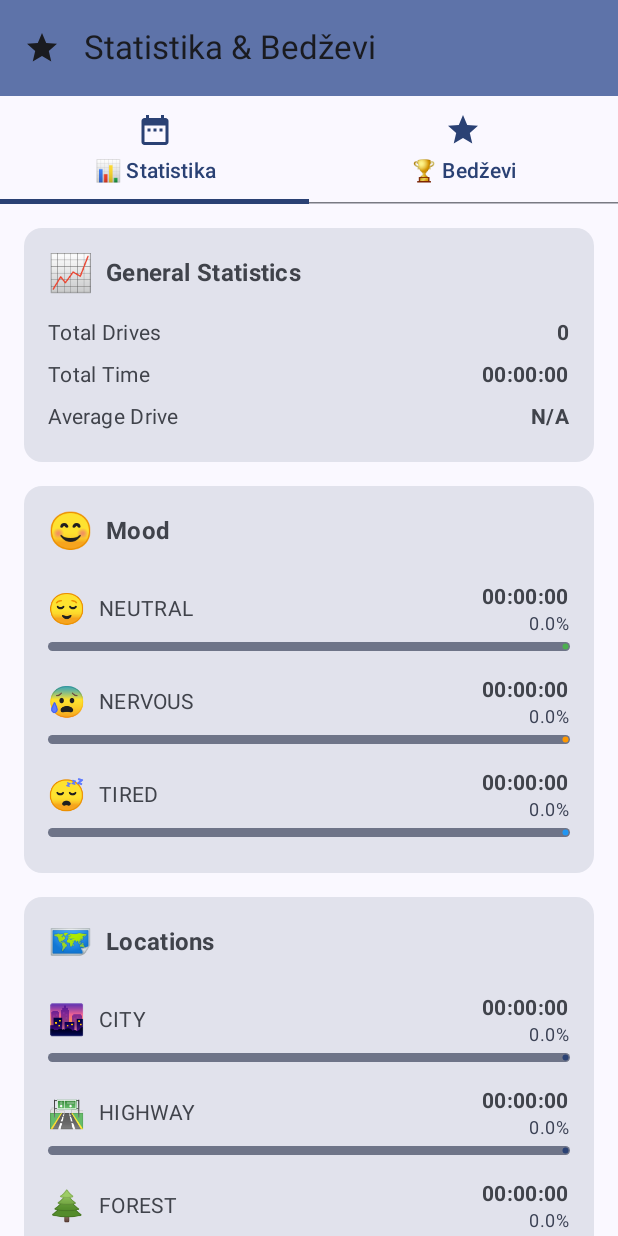
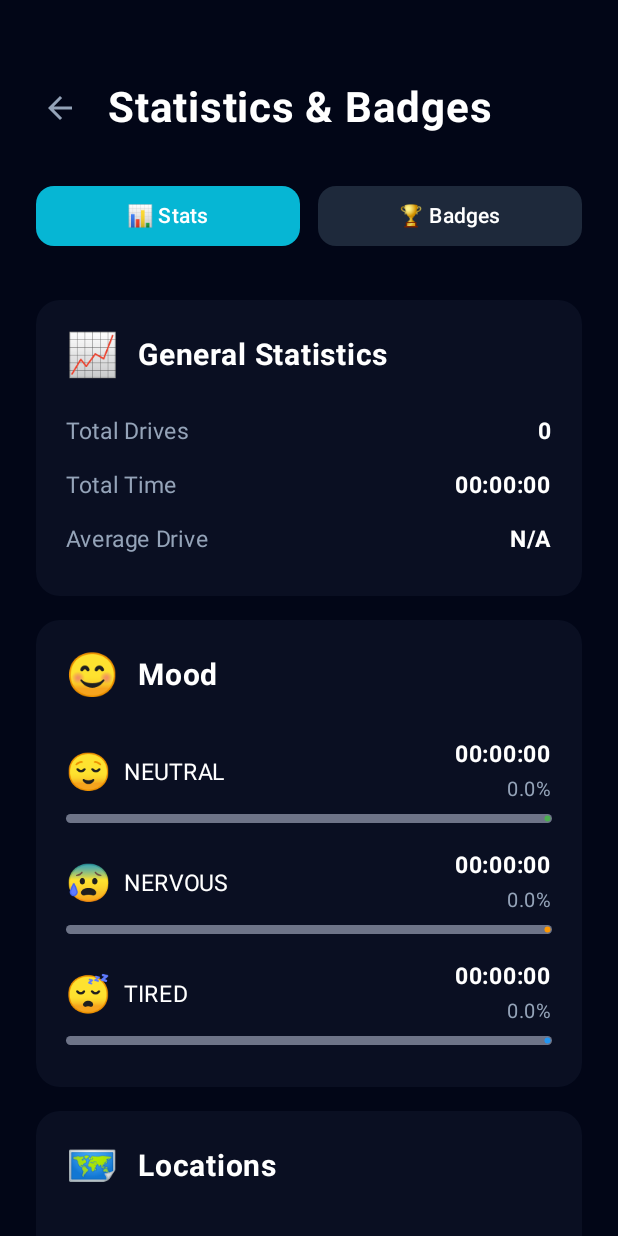
Before and after one commit to S-t-r-a-x/Rivian-Sense, an Android app built with Jetpack Compose: the screen it shows after launch (MainActivity), after a tap on "Statistics & Badges", on a phone screen of 412 x 824 dp. Run offline under Robolectric (Android 15) with nearby library versions, the phone set to English and light mode, and no system bars; libraries missing offline, so code that uses them is left out: io.socket.client; 7 statements that could not run were skipped.

Commit message:
zavrseno sve

```diff
--- a/app/src/main/java/com/example/riviansenseapp/ui/screens/HomeScreen.kt
+++ b/app/src/main/java/com/example/riviansenseapp/ui/screens/HomeScreen.kt
@@ -17,6 +17,7 @@ import androidx.compose.ui.Modifier
 import androidx.compose.ui.platform.LocalContext
 import androidx.compose.ui.graphics.Brush
 import androidx.compose.ui.graphics.Color
+import androidx.compose.ui.res.painterResource
 import androidx.compose.ui.text.font.FontWeight
 import androidx.compose.ui.tooling.preview.Preview
 import androidx.compose.ui.unit.dp
@@ -79,30 +80,21 @@ fun HomeScreen(
         modifier = modifier
             .fillMaxSize()
             .background(Color(0xFF020617)) // slate-950
-            .padding(24.dp)
+            .padding(start = 24.dp, end = 24.dp, top = 48.dp, bottom = 14.dp)
             .verticalScroll(rememberScrollState())
     ) {
         // Header with Settings
         Row(
             modifier = Modifier.fillMaxWidth(),
             horizontalArrangement = Arrangement.SpaceBetween,
-            verticalAlignment = Alignment.Top
+            verticalAlignment = Alignment.CenterVertically
         ) {
-            Column {
-                Text(
-                    text = "Good $timeOfDay",
-                    fontSize = 14.sp,
-                    color = Color(0xFF94A3B8), // slate-400
-                    modifier = Modifier.padding(bottom = 8.dp)
-                )
-
             Text(
                 text = "Ready to Drive",
                 fontSize = 28.sp,
                 fontWeight = FontWeight.Bold,
                 color = Color.White
             )
-            }
 
             Row {
                 // Stats button
@@ -113,9 +105,9 @@ fun HomeScreen(
                     )
                 ) {
                     Icon(
-                        imageVector = Icons.Default.Face,
+                        painter = painterResource(id = com.example.riviansenseapp.R.drawable.badge_foreground),
                         contentDescription = "Statistics & Badges",
-                        modifier = Modifier.size(24.dp)
+                        modifier = Modifier.size(55.dp)
                     )
                 }
 
@@ -148,7 +140,7 @@ fun HomeScreen(
             }
         }
 
-        Spacer(modifier = Modifier.height(32.dp))
+        Spacer(modifier = Modifier.height(20.dp))
 
         // Location & Scenery Card
         Box(
@@ -176,6 +168,13 @@ fun HomeScreen(
                     verticalAlignment = Alignment.Top,
                     modifier = Modifier.padding(bottom = 16.dp)
                 ) {
+                    val sceneEmoji = when(currentLocation.lowercase()) {
+                        "highway" -> "🛣️"
+                        "city" -> "🏙️"
+                        "forest" -> "🌳"
+                        "parking" -> "🅿️"
+                        else -> "📍" // default location
+                    }
                     Box(
                         modifier = Modifier
                             .size(48.dp)
@@ -185,11 +184,9 @@ fun HomeScreen(
                             ),
                         contentAlignment = Alignment.Center
                     ) {
-                        Icon(
-                            imageVector = Icons.Default.Star,
-                            contentDescription = null,
-                            tint = Color(0xFF34D399), // emerald-400
-                            modifier = Modifier.size(24.dp)
+                        Text(
+                            text = sceneEmoji,
+                            fontSize = 28.sp
                         )
                     }
 
@@ -214,6 +211,11 @@ fun HomeScreen(
                 Row(
                     verticalAlignment = Alignment.Top
                 ) {
+                    val moodEmoji = when(currentMood.lowercase()) {
+                        "nervous" -> "😰"
+                        "tired" -> "😴"
+                        else -> "😌" // neutral or unknown
+                    }
                     Box(
                         modifier = Modifier
                             .size(48.dp)
@@ -223,11 +225,9 @@ fun HomeScreen(
                             ),
                         contentAlignment = Alignment.Center
                     ) {
-                        Icon(
-                            imageVector = Icons.Default.Face,
-                            contentDescription = null,
-                            tint = Color(0xFFA78BFA), // purple-400
-                            modifier = Modifier.size(24.dp)
+                        Text(
+                            text = moodEmoji,
+                            fontSize = 28.sp
                         )
                     }
 
@@ -266,7 +266,7 @@ fun HomeScreen(
             Spacer(modifier = Modifier.width(8.dp))
             Text(
                 text = "Suggested Actions",
-                fontSize = 16.sp,
+                fontSize = 20.sp,
                 fontWeight = FontWeight.Medium,
                 color = Color.White
             )
@@ -330,74 +330,6 @@ fun HomeScreen(
                 }
             }
         }
-
-        Spacer(modifier = Modifier.height(24.dp))
-
-        // Quick Stats
-        Row(
-            modifier = Modifier.fillMaxWidth(),
-            horizontalArrangement = Arrangement.spacedBy(16.dp)
-        ) {
-            Box(
-                modifier = Modifier
-                    .weight(1f)
-                    .background(
-                        Color(0xFF0F172A).copy(alpha = 0.5f),
-                        RoundedCornerShape(12.dp)
-                    )
-                    .border(
-                        1.dp,
-                        Color(0xFF1E293B),
-                        RoundedCornerShape(12.dp)
-                    )
-                    .padding(16.dp)
-            ) {
-                Column {
-                    Text(
-                        text = "Battery",
-                        fontSize = 12.sp,
-                        color = Color(0xFF94A3B8),
-                        modifier = Modifier.padding(bottom = 4.dp)
-                    )
-                    Text(
-                        text = "87%",
-                        fontSize = 24.sp,
-                        fontWeight = FontWeight.Bold,
-                        color = Color.White
-                    )
-                }
-            }
-
-            Box(
-                modifier = Modifier
-                    .weight(1f)
-                    .background(
-                        Color(0xFF0F172A).copy(alpha = 0.5f),
-                        RoundedCornerShape(12.dp)
-                    )
-                    .border(
-                        1.dp,
-                        Color(0xFF1E293B),
-                        RoundedCornerShape(12.dp)
-                    )
-                    .padding(16.dp)
-            ) {
-                Column {
-                    Text(
-                        text = "Range",
-                        fontSize = 12.sp,
-                        color = Color(0xFF94A3B8),
-                        modifier = Modifier.padding(bottom = 4.dp)
-                    )
-                    Text(
-                        text = "245 mi",
-                        fontSize = 24.sp,
-                        fontWeight = FontWeight.Bold,
-                        color = Color.White
-                    )
-                }
-            }
-        }
     }
 }
 
--- a/app/src/main/java/com/example/riviansenseapp/ui/screens/StatsScreen.kt
+++ b/app/src/main/java/com/example/riviansenseapp/ui/screens/StatsScreen.kt
@@ -7,6 +7,7 @@ import androidx.compose.foundation.lazy.LazyColumn
 import androidx.compose.foundation.lazy.items
 import androidx.compose.foundation.shape.RoundedCornerShape
 import androidx.compose.material.icons.Icons
+import androidx.compose.material.icons.filled.ArrowBack
 import androidx.compose.material.icons.filled.DateRange
 import androidx.compose.material.icons.filled.Person
 import androidx.compose.material.icons.filled.Star
@@ -23,7 +24,6 @@ import com.example.riviansenseapp.context.Location
 import com.example.riviansenseapp.context.Mood
 import com.example.riviansenseapp.stats.*
 
-@OptIn(ExperimentalMaterial3Api::class)
 @Composable
 fun StatsScreen(
     statsManager: StatsManager,
@@ -34,40 +34,73 @@ fun StatsScreen(
 
     var selectedTab by remember { mutableStateOf(0) }
 
-    Scaffold(
-        topBar = {
-            TopAppBar(
-                title = { Text("Statistika & Bedževi") },
-                navigationIcon = {
-                    IconButton(onClick = onNavigateBack) {
-                        Icon(Icons.Default.Star, "Nazad")
-                    }
-                },
-                colors = TopAppBarDefaults.topAppBarColors(
-                    containerColor = MaterialTheme.colorScheme.primaryContainer
-                )
-            )
-        }
-    ) { paddingValues ->
     Column(
         modifier = Modifier
             .fillMaxSize()
-                .padding(paddingValues)
+            .background(Color(0xFF020617)) // slate-950
     ) {
-            // Tabs
-            TabRow(selectedTabIndex = selectedTab) {
-                Tab(
-                    selected = selectedTab == 0,
+        // Header with back button
+        Row(
+            modifier = Modifier
+                .fillMaxWidth()
+                .padding(start = 16.dp, end = 24.dp, top = 48.dp, bottom = 16.dp),
+            verticalAlignment = Alignment.CenterVertically
+        ) {
+            IconButton(
+                onClick = onNavigateBack,
+                colors = IconButtonDefaults.iconButtonColors(
+                    contentColor = Color(0xFF94A3B8)
+                )
+            ) {
+                Icon(
+                    imageVector = Icons.Default.ArrowBack,
+                    contentDescription = "Back",
+                    modifier = Modifier.size(24.dp)
+                )
+            }
+
+            Spacer(modifier = Modifier.width(8.dp))
+
+            Text(
+                text = "Statistics & Badges",
+                fontSize = 28.sp,
+                fontWeight = FontWeight.Bold,
+                color = Color.White
+            )
+        }
+
+        // Custom tabs
+        Row(
+            modifier = Modifier
+                .fillMaxWidth()
+                .padding(horizontal = 24.dp, vertical = 8.dp),
+            horizontalArrangement = Arrangement.spacedBy(12.dp)
+        ) {
+            // Stats tab
+            Button(
                 onClick = { selectedTab = 0 },
-                    text = { Text("📊 Statistika") },
-                    icon = { Icon(Icons.Default.DateRange, null) }
-                )
-                Tab(
-                    selected = selectedTab == 1,
+                colors = ButtonDefaults.buttonColors(
+                    containerColor = if (selectedTab == 0) Color(0xFF06B6D4) else Color(0xFF1E293B),
+                    contentColor = Color.White
+                ),
+                modifier = Modifier.weight(1f),
+                shape = RoundedCornerShape(12.dp)
+            ) {
+                Text("📊 Stats")
+            }
+
+            // Badges tab
+            Button(
                 onClick = { selectedTab = 1 },
-                    text = { Text("🏆 Bedževi") },
-                    icon = { Icon(Icons.Default.Star, null) }
-                )
+                colors = ButtonDefaults.buttonColors(
+                    containerColor = if (selectedTab == 1) Color(0xFFFFD700) else Color(0xFF1E293B),
+                    contentColor = if (selectedTab == 1) Color(0xFF020617) else Color.White
+                ),
+                modifier = Modifier.weight(1f),
+                shape = RoundedCornerShape(12.dp)
+            ) {
+                Text("🏆 Badges")
+            }
         }
 
         // Content
@@ -77,13 +110,12 @@ fun StatsScreen(
         }
     }
 }
-}
 
 @Composable
 fun StatsContent(stats: DriveStats) {
     LazyColumn(
         modifier = Modifier.fillMaxSize(),
-        contentPadding = PaddingValues(16.dp),
+        contentPadding = PaddingValues(24.dp),
         verticalArrangement = Arrangement.spacedBy(16.dp)
     ) {
         // Opšta statistika
@@ -179,7 +211,7 @@ fun BadgesContent(badges: List<Badge>, statsManager: StatsManager) {
 
     LazyColumn(
         modifier = Modifier.fillMaxSize(),
-        contentPadding = PaddingValues(16.dp),
+        contentPadding = PaddingValues(24.dp),
         verticalArrangement = Arrangement.spacedBy(12.dp)
     ) {
         // Header
@@ -194,9 +226,10 @@ fun BadgesContent(badges: List<Badge>, statsManager: StatsManager) {
         if (unlockedBadges.isNotEmpty()) {
             item {
                 Text(
-                    text = "🏆 Otključano (${unlockedBadges.size})",
-                    style = MaterialTheme.typography.titleMedium,
+                    text = "🏆 Unlocked (${unlockedBadges.size})",
+                    fontSize = 18.sp,
                     fontWeight = FontWeight.Bold,
+                    color = Color.White,
                     modifier = Modifier.padding(vertical = 8.dp)
                 )
             }
@@ -214,9 +247,11 @@ fun BadgesContent(badges: List<Badge>, statsManager: StatsManager) {
         if (lockedBadges.isNotEmpty()) {
             item {
                 Text(
-                    text = "🔒 Zaključano (${lockedBadges.size})",
-                    style = MaterialTheme.typography.titleMedium,
+                    text = "🔒 Locked (${lockedBadges.size})",
+                    fontSize = 18.sp,
                     fontWeight = FontWeight.Bold,
+                    color = Color(0xFF94A3B8),
+                    modifier = Modifier.padding(vertical = 8.dp)
                 )
             }
 
@@ -237,28 +272,30 @@ fun StatsCard(
     icon: String,
     content: @Composable ColumnScope.() -> Unit
 ) {
-    Card(
-        modifier = Modifier.fillMaxWidth(),
-        colors = CardDefaults.cardColors(
-            containerColor = MaterialTheme.colorScheme.surfaceVariant
+    Box(
+        modifier = Modifier
+            .fillMaxWidth()
+            .background(
+                color = Color(0xFF0F172A).copy(alpha = 0.6f),
+                shape = RoundedCornerShape(16.dp)
             )
+            .padding(20.dp)
     ) {
-        Column(
-            modifier = Modifier.padding(16.dp)
-        ) {
+        Column {
             Row(
                 verticalAlignment = Alignment.CenterVertically,
-                modifier = Modifier.padding(bottom = 12.dp)
+                modifier = Modifier.padding(bottom = 16.dp)
             ) {
                 Text(
                     text = icon,
-                    fontSize = 24.sp,
-                    modifier = Modifier.padding(end = 8.dp)
+                    fontSize = 28.sp,
+                    modifier = Modifier.padding(end = 12.dp)
                 )
                 Text(
                     text = title,
-                    style = MaterialTheme.typography.titleMedium,
-                    fontWeight = FontWeight.Bold
+                    fontSize = 20.sp,
+                    fontWeight = FontWeight.Bold,
+                    color = Color.White
                 )
             }
 
@@ -272,14 +309,19 @@ fun StatRow(label: String, value: String) {
     Row(
         modifier = Modifier
             .fillMaxWidth()
-            .padding(vertical = 4.dp),
+            .padding(vertical = 6.dp),
         horizontalArrangement = Arrangement.SpaceBetween
     ) {
-        Text(text = label, style = MaterialTheme.typography.bodyMedium)
+        Text(
+            text = label,
+            fontSize = 15.sp,
+            color = Color(0xFF94A3B8)
+        )
         Text(
             text = value,
-            style = MaterialTheme.typography.bodyMedium,
-            fontWeight = FontWeight.Bold
+            fontSize = 15.sp,
+            fontWeight = FontWeight.Bold,
+            color = Color.White
         )
     }
 }
@@ -299,19 +341,24 @@ fun MoodStatRow(
             verticalAlignment = Alignment.CenterVertically
         ) {
             Row(verticalAlignment = Alignment.CenterVertically) {
-                Text(text = emoji, fontSize = 20.sp, modifier = Modifier.padding(end = 8.dp))
-                Text(text = mood.name, style = MaterialTheme.typography.bodyMedium)
+                Text(text = emoji, fontSize = 24.sp, modifier = Modifier.padding(end = 8.dp))
+                Text(
+                    text = mood.name,
+                    fontSize = 15.sp,
+                    color = Color.White
+                )
             }
             Column(horizontalAlignment = Alignment.End) {
                 Text(
                     text = stats.formatTime(time),
-                    style = MaterialTheme.typography.bodyMedium,
-                    fontWeight = FontWeight.Bold
+                    fontSize = 15.sp,
+                    fontWeight = FontWeight.Bold,
+                    color = Color.White
                 )
                 Text(
                     text = String.format("%.1f%%", percentage),
-                    style = MaterialTheme.typography.bodySmall,
-                    color = MaterialTheme.colorScheme.secondary
+                    fontSize = 13.sp,
+                    color = Color(0xFF94A3B8)
                 )
             }
         }
@@ -347,19 +394,24 @@ fun LocationStatRow(
             verticalAlignment = Alignment.CenterVertically
         ) {
             Row(verticalAlignment = Alignment.CenterVertically) {
-                Text(text = emoji, fontSize = 20.sp, modifier = Modifier.padding(end = 8.dp))
-                Text(text = location.name, style = MaterialTheme.typography.bodyMedium)
+                Text(text = emoji, fontSize = 24.sp, modifier = Modifier.padding(end = 8.dp))
+                Text(
+                    text = location.name,
+                    fontSize = 15.sp,
+                    color = Color.White
+                )
             }
             Column(horizontalAlignment = Alignment.End) {
                 Text(
                     text = stats.formatTime(time),
-                    style = MaterialTheme.typography.bodyMedium,
-                    fontWeight = FontWeight.Bold
+                    fontSize = 15.sp,
+                    fontWeight = FontWeight.Bold,
+                    color = Color.White
                 )
                 Text(
                     text = String.format("%.1f%%", percentage),
-                    style = MaterialTheme.typography.bodySmall,
-                    color = MaterialTheme.colorScheme.secondary
+                    fontSize = 13.sp,
+                    color = Color(0xFF94A3B8)
                 )
             }
         }
@@ -378,55 +430,60 @@ fun LocationStatRow(
 
 @Composable
 fun BadgesSummaryCard(total: Int, unlocked: Int) {
-    Card(
-        modifier = Modifier.fillMaxWidth(),
-        colors = CardDefaults.cardColors(
-            containerColor = MaterialTheme.colorScheme.primaryContainer
+    Box(
+        modifier = Modifier
+            .fillMaxWidth()
+            .background(
+                color = Color(0xFF0F172A).copy(alpha = 0.6f),
+                shape = RoundedCornerShape(16.dp)
             )
+            .padding(20.dp)
     ) {
         Row(
-            modifier = Modifier
-                .fillMaxWidth()
-                .padding(20.dp),
+            modifier = Modifier.fillMaxWidth(),
             horizontalArrangement = Arrangement.SpaceEvenly,
             verticalAlignment = Alignment.CenterVertically
         ) {
             Column(horizontalAlignment = Alignment.CenterHorizontally) {
                 Text(
                     text = "🏆",
-                    fontSize = 32.sp
+                    fontSize = 40.sp
                 )
                 Text(
                     text = "$unlocked",
-                    style = MaterialTheme.typography.headlineMedium,
-                    fontWeight = FontWeight.Bold
+                    fontSize = 32.sp,
+                    fontWeight = FontWeight.Bold,
+                    color = Color.White
                 )
                 Text(
-                    text = "Otključano",
-                    style = MaterialTheme.typography.bodySmall
+                    text = "Unlocked",
+                    fontSize = 14.sp,
+                    color = Color(0xFF94A3B8)
                 )
             }
 
-            Divider(
+            Box(
                 modifier = Modifier
                     .width(2.dp)
-                    .height(60.dp),
-                color = MaterialTheme.colorScheme.onPrimaryContainer.copy(alpha = 0.3f)
+                    .height(60.dp)
+                    .background(Color(0xFF475569))
             )
 
             Column(horizontalAlignment = Alignment.CenterHorizontally) {
                 Text(
                     text = "🔒",
-                    fontSize = 32.sp
+                    fontSize = 40.sp
                 )
                 Text(
                     text = "${total - unlocked}",
-                    style = MaterialTheme.typography.headlineMedium,
-                    fontWeight = FontWeight.Bold
+                    fontSize = 32.sp,
+                    fontWeight = FontWeight.Bold,
+                    color = Color.White
                 )
                 Text(
-                    text = "Preostalo",
-                    style = MaterialTheme.typography.bodySmall
+                    text = "Remaining",
+                    fontSize = 14.sp,
+                    color = Color(0xFF94A3B8)
                 )
             }
         }
@@ -439,21 +496,22 @@ fun BadgeCard(
     progress: Float,
     isUnlocked: Boolean
 ) {
-    Card(
+    Box(
         modifier = Modifier
             .fillMaxWidth()
-            .alpha(if (isUnlocked) 1f else 0.6f),
-        colors = CardDefaults.cardColors(
-            containerColor = if (isUnlocked) {
+            .alpha(if (isUnlocked) 1f else 0.6f)
+            .background(
+                color = if (isUnlocked) {
                     when (badge.tier) {
-                    BadgeTier.BRONZE -> Color(0xFFCD7F32).copy(alpha = 0.2f)
-                    BadgeTier.SILVER -> Color(0xFFC0C0C0).copy(alpha = 0.2f)
-                    BadgeTier.GOLD -> Color(0xFFFFD700).copy(alpha = 0.2f)
-                    BadgeTier.PLATINUM -> Color(0xFFE5E4E2).copy(alpha = 0.2f)
+                        BadgeTier.BRONZE -> Color(0xFFCD7F32).copy(alpha = 0.15f)
+                        BadgeTier.SILVER -> Color(0xFFC0C0C0).copy(alpha = 0.15f)
+                        BadgeTier.GOLD -> Color(0xFFFFD700).copy(alpha = 0.15f)
+                        BadgeTier.PLATINUM -> Color(0xFFE5E4E2).copy(alpha = 0.15f)
                     }
                 } else {
-                MaterialTheme.colorScheme.surfaceVariant
-            }
+                    Color(0xFF0F172A).copy(alpha = 0.6f)
+                },
+                shape = RoundedCornerShape(12.dp)
             )
     ) {
         Row(
@@ -487,13 +545,14 @@ fun BadgeCard(
             ) {
                 Text(
                     text = badge.title,
-                    style = MaterialTheme.typography.titleMedium,
-                    fontWeight = FontWeight.Bold
+                    fontSize = 16.sp,
+                    fontWeight = FontWeight.Bold,
+                    color = Color.White
                 )
                 Text(
                     text = badge.description,
-                    style = MaterialTheme.typography.bodySmall,
-                    color = MaterialTheme.colorScheme.onSurfaceVariant
+                    fontSize = 14.sp,
+                    color = Color(0xFF94A3B8)
                 )
 
                 if (!isUnlocked && progress > 0) {
@@ -504,8 +563,8 @@ fun BadgeCard(
                     )
                     Text(
                         text = "${progress.toInt()}%",
-                        style = MaterialTheme.typography.bodySmall,
-                        color = MaterialTheme.colorScheme.secondary,
+                        fontSize = 13.sp,
+                        color = Color(0xFF94A3B8),
                         modifier = Modifier.padding(top = 4.dp)
                     )
                 }
--- a/app/src/main/java/com/example/riviansenseapp/ui/screens/cards/SmartActionCard.kt
+++ b/app/src/main/java/com/example/riviansenseapp/ui/screens/cards/SmartActionCard.kt
@@ -102,17 +102,7 @@ fun SmartActionCard(
                 }
             }
 
-            // Right side - priority indicator
-            if (smartAction.priority == 1) {
-                Box(
-                    modifier = Modifier
-                        .size(8.dp)
-                        .background(
-                            Color(0xFFEF4444), // red for highest priority
-                            RoundedCornerShape(4.dp)
-                        )
-                )
-            }
+
         }
     }
 }
--- /dev/null
+++ b/app/src/main/res/drawable/badge_foreground.xml
@@ -0,0 +1,14 @@
+<vector xmlns:android="http://schemas.android.com/apk/res/android"
+    android:width="108dp"
+    android:height="108dp"
+    android:viewportWidth="960"
+    android:viewportHeight="960">
+  <group android:scaleX="0.56"
+      android:scaleY="0.56"
+      android:translateX="211.2"
+      android:translateY="211.2">
+    <path
+        android:pathData="M480,800q75,0 127.5,-52.5T660,620q0,-75 -52.5,-127.5T480,440q-75,0 -127.5,52.5T300,620q0,75 52.5,127.5T480,800ZM363,388q20,-11 42.5,-17.5T451,362L350,160L250,160l113,228ZM597,388 L711,160L610,160l-85,170 19,38q14,4 27,8.5t26,11.5ZM256,752q-17,-29 -26.5,-62.5T220,620q0,-36 9.5,-69.5T256,488q-42,14 -69,49.5T160,620q0,47 27,82.5t69,49.5ZM704,752q42,-14 69,-49.5t27,-82.5q0,-47 -27,-82.5T704,488q17,29 26.5,62.5T740,620q0,36 -9.5,69.5T704,752ZM480,880q-40,0 -76.5,-11.5T336,837q-9,2 -18,2.5t-19,0.5q-91,0 -155,-64T80,621q0,-87 58,-149t143,-69L120,80h280l80,160 80,-160h280L680,401q85,8 142.5,70T880,620q0,92 -64,156t-156,64q-9,0 -18.5,-0.5T623,837q-31,20 -67,31.5T480,880ZM480,620ZM363,388 L250,160l113,228ZM597,388 L711,160 597,388ZM406,730l28,-91 -74,-53h91l29,-96 29,96h91l-74,53 28,91 -74,-56 -74,56Z"
+        android:fillColor="#e3e3e3"/>
+  </group>
+</vector>
--- /dev/null
+++ b/app/src/main/res/mipmap-anydpi-v26/badge.xml
@@ -0,0 +1,5 @@
+<?xml version="1.0" encoding="utf-8"?>
+<adaptive-icon xmlns:android="http://schemas.android.com/apk/res/android">
+    <background android:drawable="@drawable/badge_background"/>
+    <foreground android:drawable="@drawable/badge_foreground"/>
+</adaptive-icon>
--- /dev/null
+++ b/app/src/main/res/mipmap-anydpi-v26/badge_round.xml
@@ -0,0 +1,5 @@
+<?xml version="1.0" encoding="utf-8"?>
+<adaptive-icon xmlns:android="http://schemas.android.com/apk/res/android">
+    <background android:drawable="@drawable/badge_background"/>
+    <foreground android:drawable="@drawable/badge_foreground"/>
+</adaptive-icon>
```
Also changed, not shown: app/src/main/java/com/example/riviansenseapp/ui/screens/BreathingScreen.kt (+62 -34 lines), app/src/main/java/com/example/riviansenseapp/ui/screens/SettingsScreen.kt (+23 -39 lines), app/src/main/res/drawable/badge_background.xml (added, +74 -0 lines), app/src/main/badge-playstore.png (added), app/src/main/res/mipmap-hdpi/badge.webp (added), app/src/main/res/mipmap-hdpi/badge_round.webp (added), app/src/main/res/mipmap-mdpi/badge.webp (added), app/src/main/res/mipmap-mdpi/badge_round.webp (added), app/src/main/res/mipmap-xhdpi/badge.webp (added), app/src/main/res/mipmap-xhdpi/badge_round.webp (added), app/src/main/res/mipmap-xxhdpi/badge.webp (added), app/src/main/res/mipmap-xxhdpi/badge_round.webp (added), app/src/main/res/mipmap-xxxhdpi/badge.webp (added), app/src/main/res/mipmap-xxxhdpi/badge_round.webp (added). Lines whose indentation alone changed are shown as unchanged.
